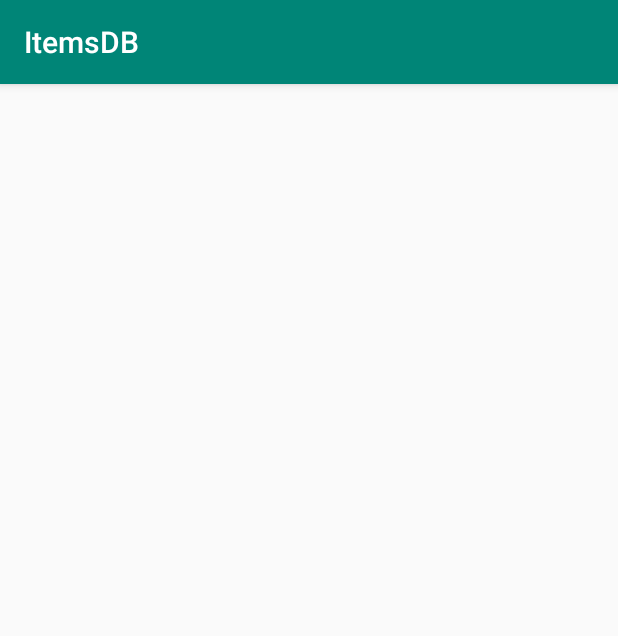
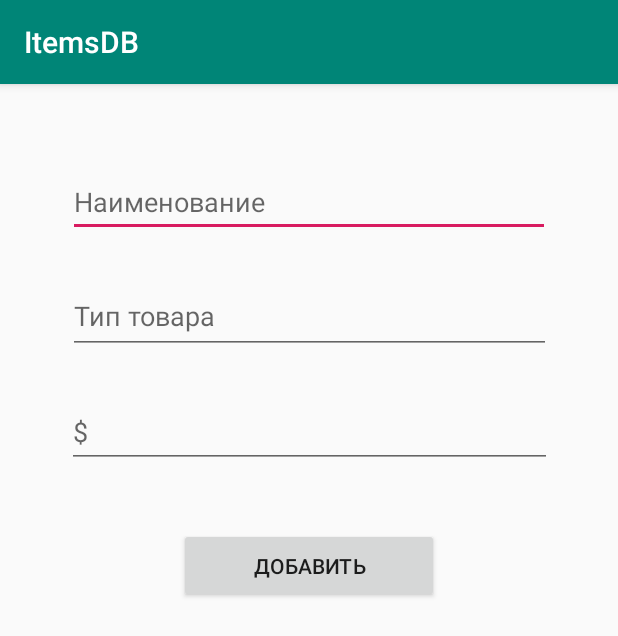
Before and after one commit to anthropomorphous/lab-items-db, an Android app: the screen it shows after launch (MainActivity), on a phone screen of 412 x 824 dp. Shown: the top 636 px of the screen. Run offline under Robolectric (Android 15) with nearby library versions, the phone set to English and light mode, and no system bars.

Commit message:
UI added

```diff
--- a/app/src/main/res/layout/activity_main.xml
+++ b/app/src/main/res/layout/activity_main.xml
@@ -4,4 +4,66 @@
     xmlns:tools="http://schemas.android.com/tools"
     android:layout_width="match_parent"
     android:layout_height="match_parent"
-    tools:context=".MainActivity"/>
+    tools:context=".MainActivity">
+
+    <EditText
+        android:id="@+id/editText"
+        android:layout_width="321dp"
+        android:layout_height="46dp"
+        android:layout_marginTop="56dp"
+        android:ems="10"
+        android:hint="@string/nameTextView"
+        android:inputType="textPersonName"
+        app:layout_constraintEnd_toEndOf="parent"
+        app:layout_constraintHorizontal_bias="0.5"
+        app:layout_constraintStart_toStartOf="parent"
+        app:layout_constraintTop_toTopOf="parent" />
+
+    <EditText
+        android:id="@+id/editText2"
+        android:layout_width="322dp"
+        android:layout_height="50dp"
+        android:layout_marginTop="28dp"
+        android:ems="10"
+        android:hint="@string/itemType"
+        android:inputType="textPersonName"
+        app:layout_constraintEnd_toEndOf="parent"
+        app:layout_constraintHorizontal_bias="0.5"
+        app:layout_constraintStart_toStartOf="parent"
+        app:layout_constraintTop_toBottomOf="@+id/editText" />
+
+    <EditText
+        android:id="@+id/editText4"
+        android:layout_width="323dp"
+        android:layout_height="48dp"
+        android:layout_marginTop="28dp"
+        android:ems="10"
+        android:hint="$"
+        android:inputType="number"
+        app:layout_constraintEnd_toEndOf="parent"
+        app:layout_constraintHorizontal_bias="0.5"
+        app:layout_constraintStart_toStartOf="parent"
+        app:layout_constraintTop_toBottomOf="@+id/editText2" />
+
+    <Button
+        android:id="@+id/button"
+        android:layout_width="173dp"
+        android:layout_height="50dp"
+        android:layout_marginTop="40dp"
+        android:text="Добавить"
+        app:layout_constraintEnd_toEndOf="parent"
+        app:layout_constraintStart_toStartOf="parent"
+        app:layout_constraintTop_toBottomOf="@+id/editText4" />
+
+    <ListView
+        android:id="@+id/itemsList"
+        android:layout_width="409dp"
+        android:layout_height="352dp"
+        android:layout_marginTop="28dp"
+        app:layout_constraintBottom_toBottomOf="parent"
+        app:layout_constraintEnd_toEndOf="parent"
+        app:layout_constraintStart_toStartOf="parent"
+        app:layout_constraintTop_toBottomOf="@+id/button"
+        app:layout_constraintVertical_bias="1.0" />
+
+</androidx.constraintlayout.widget.ConstraintLayout>
--- a/app/src/main/res/values/strings.xml
+++ b/app/src/main/res/values/strings.xml
@@ -1,3 +1,5 @@
 <resources>
     <string name="app_name">ItemsDB</string>
+    <string name="nameTextView">Наименование</string>
+    <string name="itemType">Тип товара</string>
 </resources>
```
